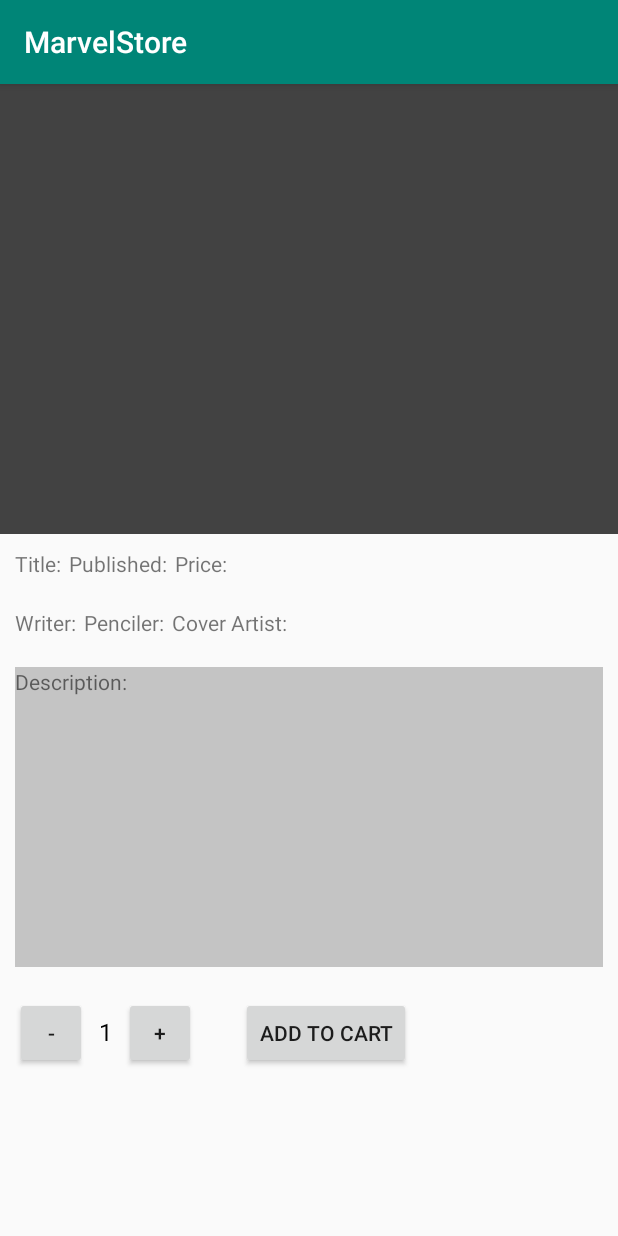
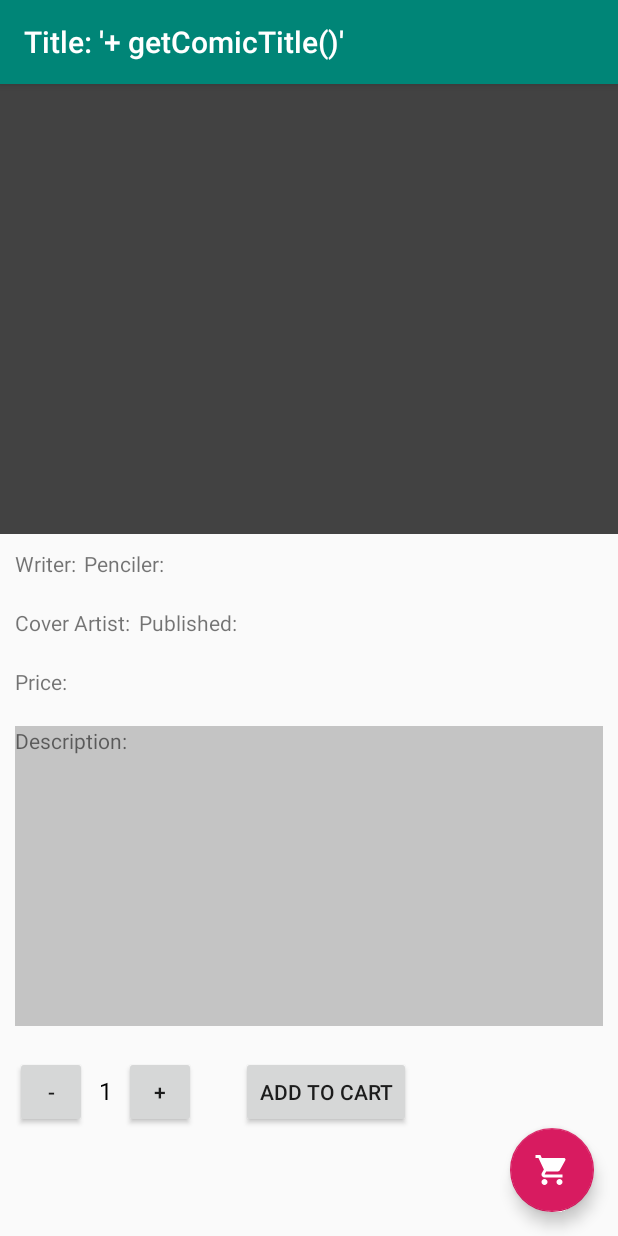
Before and after one commit to raulkfernandes/Marvel_Store, an Android app: the ComicDetailsActivity screen opened directly, with no data from a screen before it, on a phone screen of 412 x 824 dp. Run offline under Robolectric (Android 15) with nearby library versions, the phone set to English and light mode, and no system bars; 1 statement that could not run was skipped.

Commit message:
Redefinindo layout da tela de detalhamento

```diff
--- a/app/src/main/java/br/com/phoebus/marvelstore/activity/ComicDetailsActivity.java
+++ b/app/src/main/java/br/com/phoebus/marvelstore/activity/ComicDetailsActivity.java
@@ -1,11 +1,15 @@
 package br.com.phoebus.marvelstore.activity;
 
+import androidx.annotation.Nullable;
 import androidx.appcompat.app.AppCompatActivity;
 
+import android.content.Intent;
 import android.os.Bundle;
 import android.view.View;
 import android.widget.TextView;
 import android.widget.Toast;
+
+import com.google.android.material.floatingactionbutton.FloatingActionButton;
 
 import br.com.phoebus.marvelstore.R;
 
@@ -14,9 +18,19 @@ public class ComicDetailsActivity extends AppCompatActivity {
     int quantity = 1;
 
     @Override
-    protected void onCreate(Bundle savedInstanceState) {
+    protected void onCreate(@Nullable Bundle savedInstanceState) {
         super.onCreate(savedInstanceState);
+        setTitle("Title: '+ getComicTitle()'");
         setContentView(R.layout.activity_comic_details);
+
+        FloatingActionButton shoppingCartButton = findViewById(R.id.activity_comic_list_fab_shopping_cart);
+        shoppingCartButton.setOnClickListener(new View.OnClickListener() {
+            @Override
+            public void onClick(View view) {
+                Intent intent = new Intent(ComicDetailsActivity.this, ShoppingCartActivity.class);
+                startActivity(intent);
+            }
+        });
     }
 
     /**
--- a/app/src/main/java/br/com/phoebus/marvelstore/activity/ComicListActivity.java
+++ b/app/src/main/java/br/com/phoebus/marvelstore/activity/ComicListActivity.java
@@ -24,7 +24,7 @@ public class ComicListActivity extends AppCompatActivity {
         setTitle("Comics Store");
         setContentView(R.layout.activity_comic_list);
 
-        FloatingActionButton shoppingCartButton = (FloatingActionButton) findViewById(R.id.activity_comic_list_fab_shopping_cart);
+        FloatingActionButton shoppingCartButton = findViewById(R.id.activity_comic_list_fab_shopping_cart);
         shoppingCartButton.setOnClickListener(new View.OnClickListener() {
             @Override
             public void onClick(View view) {
--- a/app/src/main/res/layout/activity_comic_details.xml
+++ b/app/src/main/res/layout/activity_comic_details.xml
@@ -1,6 +1,10 @@
 <?xml version="1.0" encoding="utf-8"?>
+<RelativeLayout xmlns:android="http://schemas.android.com/apk/res/android"
+    android:layout_width="match_parent"
+    android:layout_height="match_parent"
+    xmlns:app="http://schemas.android.com/apk/res-auto">
+
     <LinearLayout
-    xmlns:android="http://schemas.android.com/apk/res/android"
         android:layout_width="match_parent"
         android:layout_height="match_parent"
         android:orientation="vertical">
@@ -10,34 +14,6 @@
             android:background="@color/cardview_dark_background"
             android:layout_width="match_parent"
             android:layout_height="300dp" />
-
-    <LinearLayout
-        android:layout_width="match_parent"
-        android:layout_height="wrap_content"
-        android:orientation="horizontal"
-        android:layout_margin="10dp">
-
-        <TextView
-            android:text="Title:"
-            android:layout_width="wrap_content"
-            android:layout_height="wrap_content"
-            android:layout_marginRight="5dp"
-            android:layout_marginEnd="5dp" />
-
-        <TextView
-            android:text="Published:"
-            android:layout_width="wrap_content"
-            android:layout_height="wrap_content"
-            android:layout_marginRight="5dp"
-            android:layout_marginEnd="5dp" />
-
-        <TextView
-            android:text="Price:"
-            android:layout_width="wrap_content"
-            android:layout_height="wrap_content"
-            android:layout_marginRight="5dp"
-            android:layout_marginEnd="5dp" />
-    </LinearLayout>
 
         <LinearLayout
             android:layout_width="match_parent"
@@ -58,6 +34,13 @@
                 android:layout_height="wrap_content"
                 android:layout_marginRight="5dp"
                 android:layout_marginEnd="5dp" />
+        </LinearLayout>
+
+        <LinearLayout
+            android:layout_width="match_parent"
+            android:layout_height="wrap_content"
+            android:orientation="horizontal"
+            android:layout_margin="10dp">
 
             <TextView
                 android:text="Cover Artist:"
@@ -65,7 +48,20 @@
                 android:layout_height="wrap_content"
                 android:layout_marginRight="5dp"
                 android:layout_marginEnd="5dp" />
+
+            <TextView
+                android:text="Published:"
+                android:layout_width="wrap_content"
+                android:layout_height="wrap_content"
+                android:layout_marginRight="5dp"
+                android:layout_marginEnd="5dp" />
         </LinearLayout>
+
+        <TextView
+            android:text="Price:"
+            android:layout_width="wrap_content"
+            android:layout_height="wrap_content"
+            android:layout_margin="10dp"/>
 
         <TextView
             android:text="Description:"
@@ -107,8 +103,21 @@
                 android:layout_height="48dp"
                 android:layout_marginHorizontal="30dp"
                 android:text="Add to cart" />
+        </LinearLayout>
 
     </LinearLayout>
 
+        <com.google.android.material.floatingactionbutton.FloatingActionButton
+            android:id="@+id/activity_comic_details_fab_shopping_cart"
+            android:layout_width="wrap_content"
+            android:layout_height="wrap_content"
+            android:layout_alignParentEnd="true"
+            android:layout_alignParentRight="true"
+            android:layout_alignParentBottom="true"
+            android:layout_margin="16dp"
+            app:fabSize="normal"
+            android:clickable="true"
+            android:focusable="true"
+            android:src="@drawable/ic_action_access_shopping_cart"/>
 
-</LinearLayout>
+</RelativeLayout>
```
Lines whose indentation alone changed are shown as unchanged.
